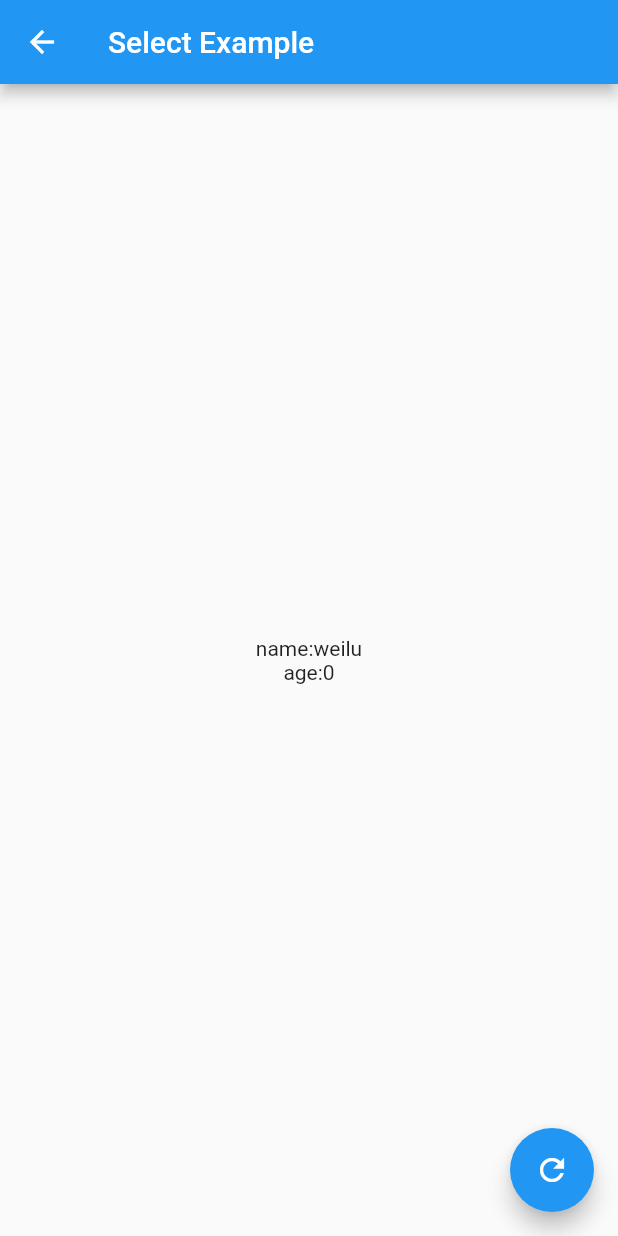
After one commit to simplezhli/flutter_riverpod_examples, a Flutter app: the SelectExample screen opened directly, on a phone screen of 412 x 824 dp. The commit adds this screen. Run offline on Flutter 3.47's test engine with Material 2 defaults, Android fonts, the phone set to English and light mode, and no system bars; our stand-ins replace flutter_hooks, flutter_riverpod, hooks_riverpod, state_notifier.

Commit message:
添加refresh与select示例

```diff
--- a/lib/main.dart
+++ b/lib/main.dart
@@ -9,6 +9,8 @@ import 'family/family_example.dart';
 import 'future_provider/future_provider_example.dart';
 import 'provider/provider_example.dart';
 import 'provider_listener/provider_listener_example.dart';
+import 'refresh_provider/refresh_provider_example.dart';
+import 'select/select_example.dart';
 import 'state_notifier_provider/state_notifier_provider_example.dart';
 import 'state_provider/state_provider_example.dart';
 import 'stream_provider/stream_provider_example.dart';
@@ -58,6 +60,8 @@ class HomePage extends StatelessWidget {
           _ListTile(title: 'Family', page: FamilyExample()),
           _ListTile(title: 'AutoDispose1', page: AutoDisposeExample1()),
           _ListTile(title: 'AutoDispose2', page: AutoDisposeExample2()),
+          _ListTile(title: 'RefreshProvider', page: RefreshProviderExample()),
+          _ListTile(title: 'Select', page: SelectExample()),
         ],
       ),
     );
--- a/lib/provider_listener/provider_listener_example.dart
+++ b/lib/provider_listener/provider_listener_example.dart
@@ -21,7 +21,7 @@ class ProviderListenerExample extends StatelessWidget {
             ),
             ProviderListener<StateController<int>>(
               provider: stateProvider,
-              onChange: (counter) {
+              onChange: (_, counter) {
                 if (counter.state == 5) {
                   print('当前计数器为5，触发监听。');
                 }
--- /dev/null
+++ b/lib/select/select_example.dart
@@ -0,0 +1,69 @@
+
+import 'dart:math';
+
+import 'package:flutter/material.dart';
+import 'package:flutter_riverpod/flutter_riverpod.dart';
+import 'package:flutter_hooks/flutter_hooks.dart';
+import 'package:hooks_riverpod/hooks_riverpod.dart';
+
+final ChangeNotifierProvider<Person> personProvider = ChangeNotifierProvider((_) => Person());
+
+class Person extends ChangeNotifier {
+  int _age = 0;
+  int get age => _age;
+  set age(int age) {
+    _age = age;
+    notifyListeners();
+  }
+
+  String _name = 'weilu';
+  String get name => _name;
+  set name(String name) {
+    _name = name;
+    notifyListeners();
+  }
+}
+
+class SelectExample extends StatelessWidget {
+
+  @override
+  Widget build(BuildContext context) {
+    return Scaffold(
+      appBar: AppBar(
+        title: Text('Select Example'),
+      ),
+      body: Center(
+        child: Column(
+          mainAxisAlignment: MainAxisAlignment.center,
+          children: <Widget>[
+            HookBuilder(
+              builder: (_) {
+                String name = useProvider(personProvider.select((p) => p.name));
+                /// 如果使用下面的方式，则age变化时，这里的Text也会刷新。
+//                String name = useProvider(personProvider).name;
+                return Text(
+                  'name:$name',
+                );
+              },
+            ),
+            HookBuilder(
+              builder: (_) {
+                int age = useProvider(personProvider.select((p) => p.age));
+                return Text(
+                  'age:$age',
+                );
+              },
+            ),
+          ],
+        ),
+      ),
+      floatingActionButton: FloatingActionButton(
+        // 这里age变化时，只有对应的Text会变化。
+        onPressed: () => context.read(personProvider).age = Random.secure().nextInt(100),
+        tooltip: 'Refresh',
+        child: Icon(Icons.refresh),
+      ),
+    );
+  }
+
+}
--- a/pubspec.yaml
+++ b/pubspec.yaml
@@ -28,7 +28,10 @@ dependencies:
   # The following adds the Cupertino Icons font to your application.
   # Use with the CupertinoIcons class for iOS style icons.
   cupertino_icons: ^0.1.3
-  flutter_riverpod: ^0.8.0
+  flutter_riverpod: ^0.9.1
+  # hook
+  flutter_hooks: ^0.13.2
+  hooks_riverpod: ^0.9.1
 
 dev_dependencies:
   flutter_test:
```
Also changed, not shown: lib/refresh_provider/refresh_provider_example.dart (added, +40 -0 lines), pubspec.lock, 1 other file.
